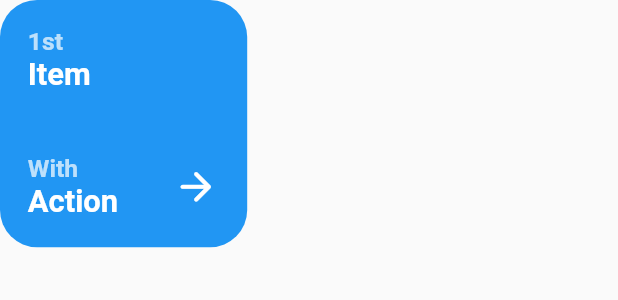
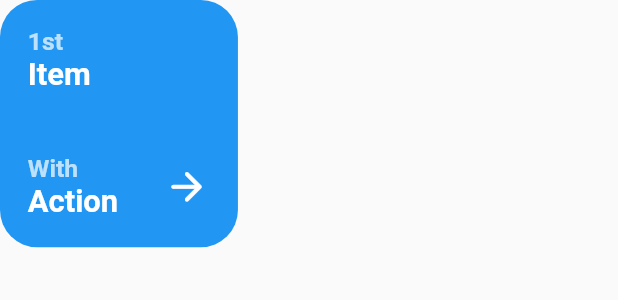
Before and after one commit to MonkeConsulting/SpaceJam, a Flutter app: the SpaceJamCollectionItem widget shown alone on an empty page, opened directly, on a phone screen of 412 x 824 dp. Shown: the top 300 px of the screen. Run offline on Flutter 3.47's test engine with Material 2 defaults, Android fonts, the phone set to English and light mode, and no system bars; drawn by our look-alikes of auto_size_text; network calls fail.

Commit message:
1.10.6
bugfix

```diff
--- a/lib/src/collection/collection_item.dart
+++ b/lib/src/collection/collection_item.dart
@@ -70,7 +70,7 @@ class SpaceJamCollectionItem extends StatelessWidget {
                 ),
               ),
             ),
-            width: MediaQuery.of(context).size.width * .4,
+            width: MediaQuery.of(context).size.width * .385,
             height: MediaQuery.of(context).size.height * .2,
             child: Padding(
               padding: EdgeInsets.all(
--- a/pubspec.yaml
+++ b/pubspec.yaml
@@ -1,6 +1,6 @@
 name: spacejam
 description: SpaceJam is an open-sourced internal package used across the Mira Collection.
-version: 1.0.5
+version: 1.0.6
 homepage: https://www.kekesi.dev
 
 environment:
```
Also changed, not shown: 2 other files.
